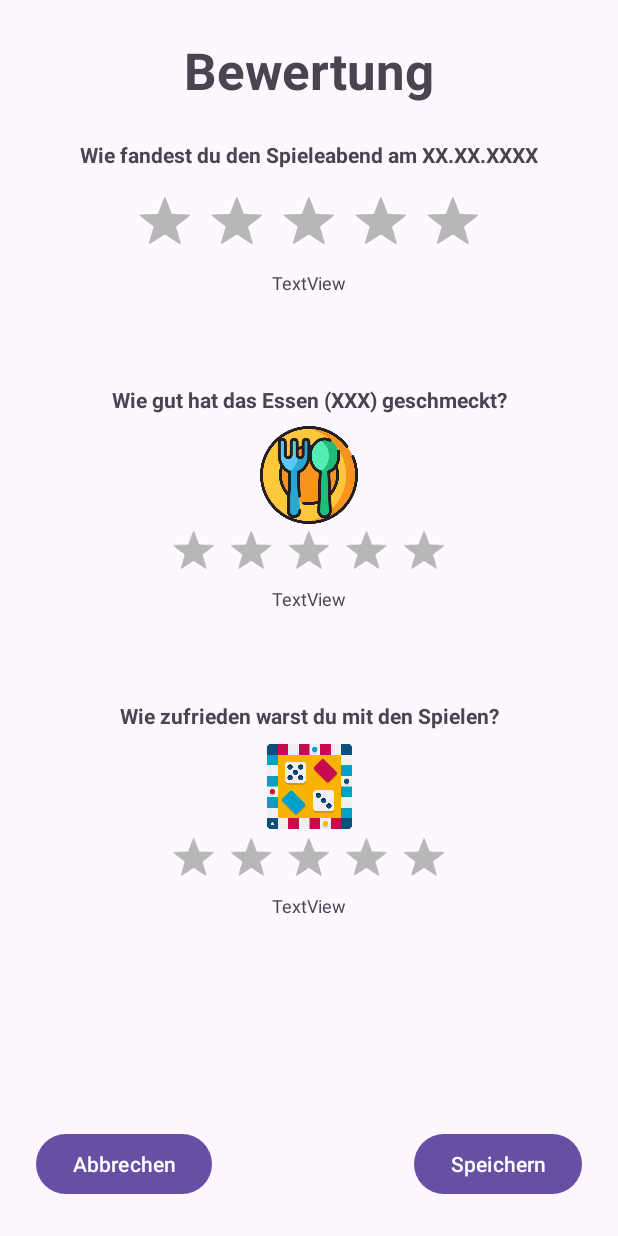
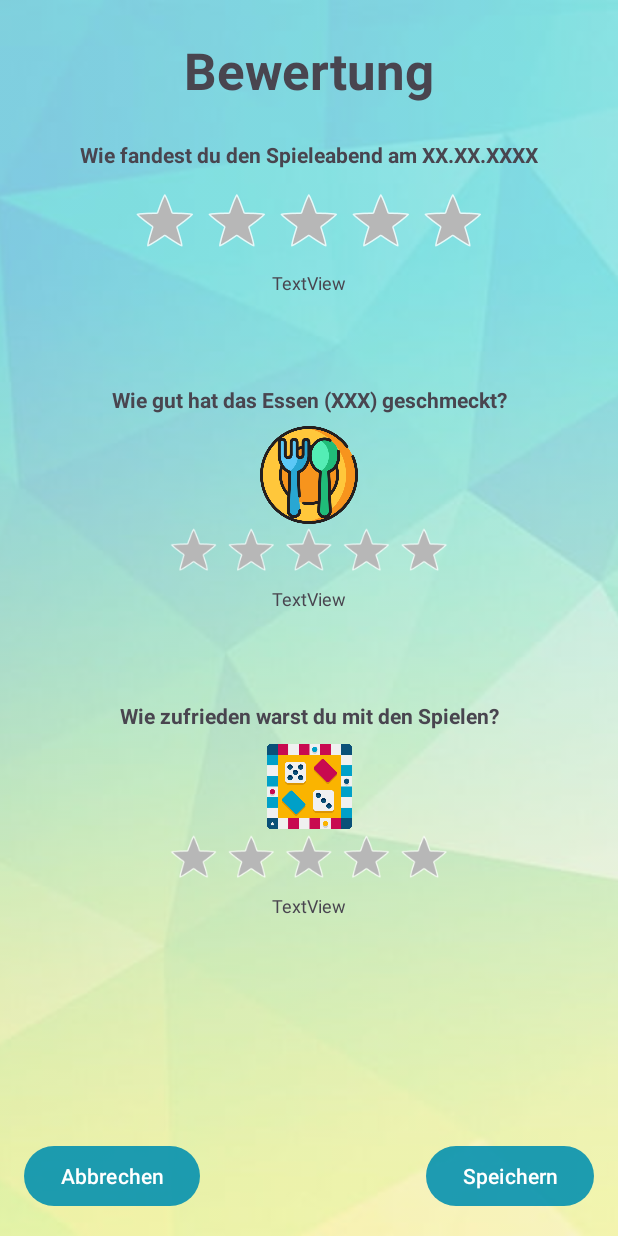
Before and after one commit to Till-P/DiceDate, an Android app: the BewertungActivity screen opened directly, with no data from a screen before it, on a phone screen of 412 x 824 dp. Run offline under Robolectric (Android 15) with nearby library versions, the phone set to English and light mode, and no system bars; 5 statements that could not run were skipped.

Commit message:
Design color und bug fix
Design-Farbe angepasst und Fehler beim Abbrechen Button behoben

```diff
--- a/app/src/main/res/layout/activity_bewertung.xml
+++ b/app/src/main/res/layout/activity_bewertung.xml
@@ -6,6 +6,13 @@
     android:layout_width="match_parent"
     android:layout_height="match_parent"
     tools:context=".BewertungActivity">
+
+    <ImageView
+        android:layout_width="fill_parent"
+        android:layout_height="fill_parent"
+        android:alpha="0.5"
+        android:scaleType="centerCrop"
+        android:src="@drawable/background_app" />
 
     <TextView
         android:id="@+id/textView13"
@@ -47,8 +54,8 @@
         android:id="@+id/button3"
         android:layout_width="wrap_content"
         android:layout_height="wrap_content"
-        android:layout_marginEnd="24dp"
-        android:layout_marginBottom="24dp"
+        android:layout_marginEnd="16dp"
+        android:layout_marginBottom="16dp"
         android:onClick="speichernBewertung"
         android:text="Speichern"
         app:layout_constraintBottom_toBottomOf="parent"
@@ -80,8 +87,8 @@
         android:id="@+id/button5"
         android:layout_width="wrap_content"
         android:layout_height="wrap_content"
-        android:layout_marginStart="24dp"
-        android:layout_marginBottom="24dp"
+        android:layout_marginStart="16dp"
+        android:layout_marginBottom="16dp"
         android:onClick="abbrechen"
         android:text="Abbrechen"
         app:layout_constraintBottom_toBottomOf="parent"
--- a/app/src/main/res/values/colors.xml
+++ b/app/src/main/res/values/colors.xml
@@ -3,5 +3,6 @@
     <color name="black">#FF000000</color>
     <color name="white">#FFFFFFFF</color>
     <color name="light_red">#fcbbad</color>
+    <color name="teal">#e00090b0</color>
 
 </resources>
--- a/app/src/main/res/values/themes.xml
+++ b/app/src/main/res/values/themes.xml
@@ -3,6 +3,8 @@
     <style name="Base.Theme.DiceDateV2" parent="Theme.Material3.DayNight.NoActionBar">
         <!-- Customize your light theme here. -->
         <!-- <item name="colorPrimary">@color/my_light_primary</item> -->
+
+        <item name="colorPrimary">@color/teal</item>
     </style>
 
     <style name="Theme.DiceDateV2" parent="Base.Theme.DiceDateV2" />
```
Also changed, not shown: app/src/main/java/com/example/dicedatev2/MainActivity.java (+4 -4 lines), app/src/main/res/layout/activity_detail.xml (+7 -0 lines), app/src/main/res/layout/activity_main.xml (+9 -0 lines), app/src/main/res/drawable/background_app.png (added).
